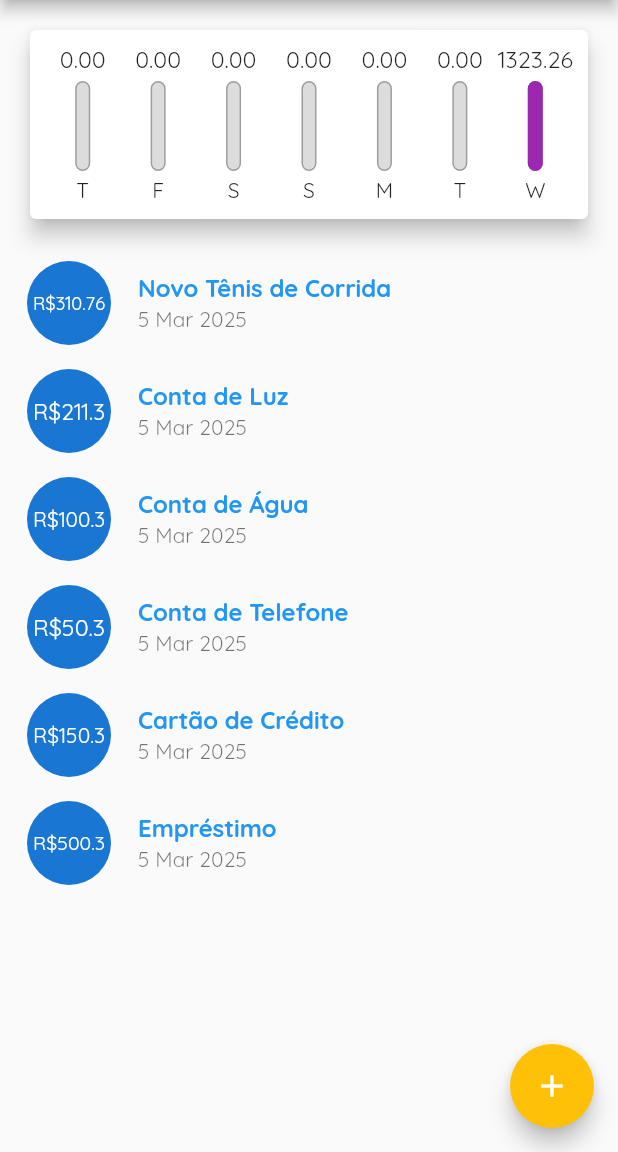
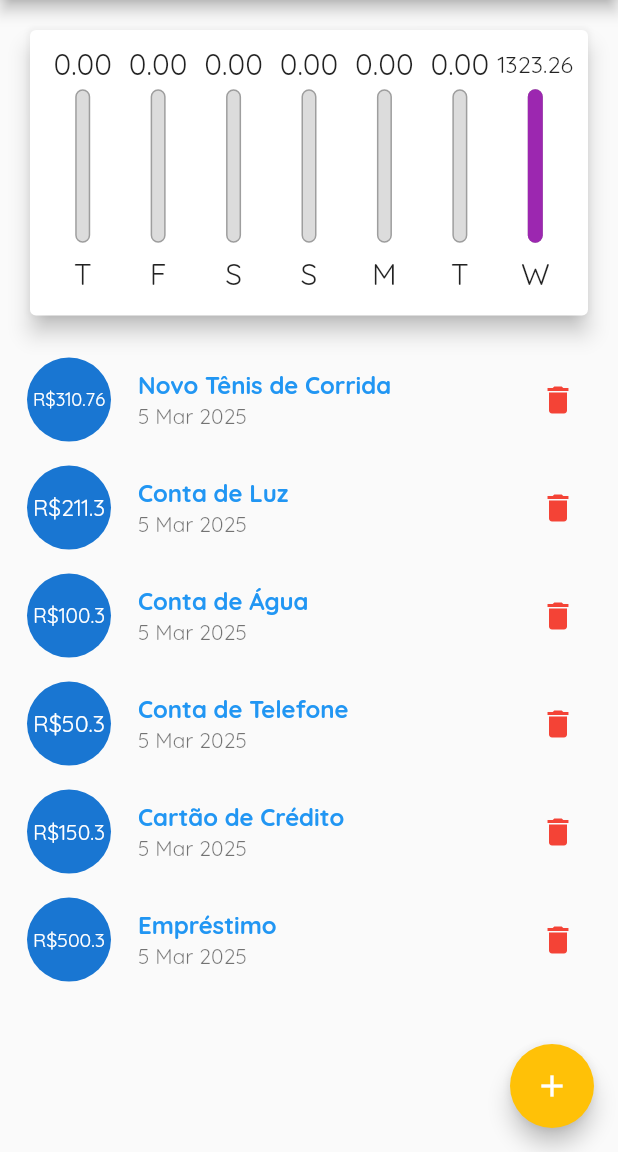
Before and after one commit to LeonardoVechieti/expenses, a Flutter app: the screen it shows after launch, on a phone screen of 412 x 824 dp, the part 84-1236 px from its top. Run offline on Flutter 3.47's test engine with Material 3 defaults, Android fonts, the phone set to English and light mode, and no system bars.

Commit message:
Update | Add respo tela principal

```diff
--- a/lib/components/chart_bar.dart
+++ b/lib/components/chart_bar.dart
@@ -1,7 +1,8 @@
+import 'dart:math';
+
 import 'package:flutter/material.dart';
 
 class ChartBar extends StatelessWidget {
-
   final String label;
   final double value;
   final double percentage;
@@ -14,17 +15,19 @@ class ChartBar extends StatelessWidget {
 
   @override
   Widget build(BuildContext context) {
+    return LayoutBuilder(
+      builder: (context, constraints) {
         return Column(
           children: <Widget>[
             Container(
-          height: 20,
+              height: constraints.maxHeight * 0.15,
               child: FittedBox(
                 child: Text('${value.toStringAsFixed(2)}'),
               ),
             ),
             SizedBox(height: 4),
             Container(
-          height: 60,
+              height: constraints.maxHeight * 0.6,
               width: 10,
               child: Stack(
                 alignment: Alignment.bottomCenter,
@@ -48,9 +51,15 @@ class ChartBar extends StatelessWidget {
                 ],
               ),
             ),
-        SizedBox(height: 4),
-        Text(label),
+            SizedBox(height: constraints.maxHeight * 0.05),
+            Container(
+              height: constraints.maxHeight * 0.15,
+              child:
+                FittedBox(child: Text(label)),
+                ),
           ],
+        );
+      },
     );
   }
 }
--- a/lib/components/transaction_list.dart
+++ b/lib/components/transaction_list.dart
@@ -4,14 +4,16 @@ import 'package:intl/intl.dart';
 
 class TransactionList extends StatelessWidget {
   final List<Transaction> transactions;
+  final void Function(String) onRemove;
 
-  TransactionList(this.transactions);
+  TransactionList(this.transactions, this.onRemove);
 
   @override
   Widget build(BuildContext context) {
-    return Container(
-      height: 600,
-      child: transactions.isEmpty ? Column(
+    return transactions.isEmpty
+        ? LayoutBuilder(
+            builder: (context, constraints) {
+              return Column(
                 children: [
                   Text(
                     'Nenhuma Transação Cadastrada!',
@@ -27,7 +29,10 @@ class TransactionList extends StatelessWidget {
                     ),
                   ),
                 ],
-      ) : ListView.builder(
+              );
+            },
+          )
+        : ListView.builder(
             itemCount: transactions.length,
             itemBuilder: (ctx, index) {
               final tr = transactions[index];
@@ -52,9 +57,13 @@ class TransactionList extends StatelessWidget {
                 subtitle: Text(
                   DateFormat('d MMM y').format(tr.date),
                 ),
+                trailing: IconButton(
+                  icon: const Icon(Icons.delete),
+                  color: Theme.of(context).colorScheme.error,
+                  onPressed: () => onRemove(tr.id),
+                ),
               );
             },
-      ),
           );
   }
 }
--- a/lib/main.dart
+++ b/lib/main.dart
@@ -23,14 +23,12 @@ class App extends StatelessWidget {
         appBarTheme: AppBarTheme(
           backgroundColor: Colors.purple,
           foregroundColor: Colors.white,
-
-
         ),
         colorScheme: ColorScheme.fromSeed(
             seedColor: Colors.amber,
             primary: Colors.purple,
             secondary: Colors.amber,
-        ),
+            error: Colors.red),
       ),
     );
   }
@@ -83,6 +81,8 @@ class _HomePageState extends State<HomePage> {
     ),
   ];
 
+  bool _showChart = false;
+
   List<Transaction> get _recentTransactions {
     return _transactions.where((tr) {
       return tr.date.isAfter(
@@ -93,12 +93,12 @@ class _HomePageState extends State<HomePage> {
     }).toList();
   }
 
-  void _addTransaction(String title, double value) {
+  void _addTransaction(String title, double value, DateTime date) {
     final newTransaction = Transaction(
       id: DateTime.now().toString(),
       title: title,
       value: value,
-      date: DateTime.now(),
+      date: date,
     );
 
     setState(() {
@@ -106,6 +106,27 @@ class _HomePageState extends State<HomePage> {
     });
 
     Navigator.of(context).pop();
+  }
+
+  void _deleteTransaction(String id) {
+    try {
+      setState(() {
+        _transactions.removeWhere((tr) => tr.id == id);
+      });
+      ScaffoldMessenger.of(context).showSnackBar(
+        const SnackBar(
+          content: Text('Transação removida com sucesso!'),
+          backgroundColor: Colors.green,
+        ),
+      );
+    } catch (error) {
+      ScaffoldMessenger.of(context).showSnackBar(
+        const SnackBar(
+          content: Text('Erro ao remover transação!'),
+          backgroundColor: Colors.red,
+        ),
+      );
+    }
   }
 
   void _openTransactionFormModal(BuildContext context) {
@@ -119,22 +140,70 @@ class _HomePageState extends State<HomePage> {
 
   @override
   Widget build(BuildContext context) {
-    return Scaffold(
-      appBar: AppBar(
+    //Verificando a orientação da tela
+    bool isLandscape =
+        MediaQuery.of(context).orientation == Orientation.landscape;
+
+    final appBar = AppBar(
       title: const Text('Despesas Pessoais'),
       actions: <Widget>[
+        if (isLandscape)
+        IconButton(
+            icon: Icon(_showChart ? Icons.list : Icons.pie_chart),
+            onPressed: () {
+              setState(() {
+                _showChart = !_showChart;
+              });
+            }),
         IconButton(
           icon: const Icon(Icons.add),
           onPressed: () => _openTransactionFormModal(context),
         ),
       ],
-      ),
+    );
+
+
+    //Definindo a altura disponível para a tela para que o app seja responsivo
+    final availabelHeight = MediaQuery.of(context).size.height -
+        appBar.preferredSize.height -
+        MediaQuery.of(context).padding.top;
+
+    return Scaffold(
+      appBar: appBar,
       body: SingleChildScrollView(
         child: Column(
           crossAxisAlignment: CrossAxisAlignment.stretch,
           children: [
-            Chart(_recentTransactions),
-            TransactionList(_transactions),
+            // if (isLandscape)
+            //   Row(
+            //     mainAxisAlignment: MainAxisAlignment.center,
+            //     children: [
+            //       Text('Exibir Gráfico'),
+            //       Switch(
+            //         value: _showChart,
+            //         onChanged: (value) {
+            //           setState(() {
+            //             _showChart = value;
+            //           });
+            //         },
+            //       ),
+            //     ],
+            //   ),
+            if (_showChart || !isLandscape)
+              Container(
+                height: availabelHeight * (isLandscape ? 0.7 : 0.3),
+                child: Chart(
+                  _recentTransactions,
+                ),
+              ),
+            if (!_showChart || !isLandscape)
+              Container(
+                height: availabelHeight * 0.7,
+                child: TransactionList(
+                  _transactions,
+                  _deleteTransaction,
+                ),
+              ),
           ],
         ),
       ),
```
Also changed, not shown: lib/components/transaction_form.dart (+46 -11 lines). Lines whose indentation alone changed are shown as unchanged.
